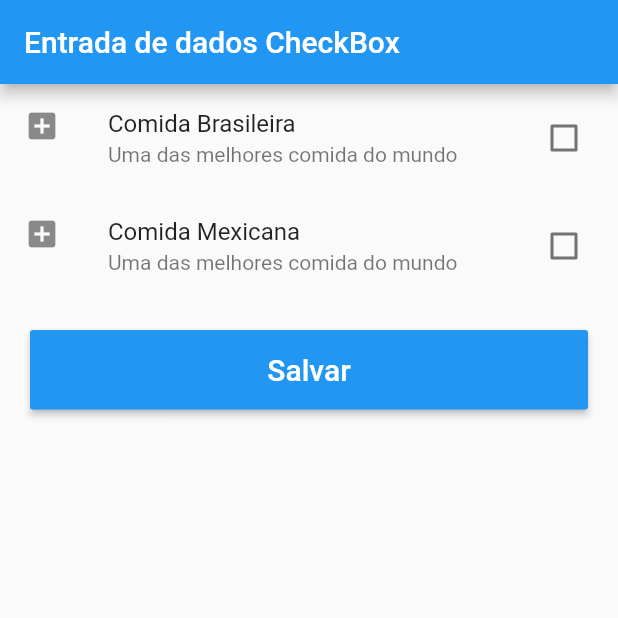
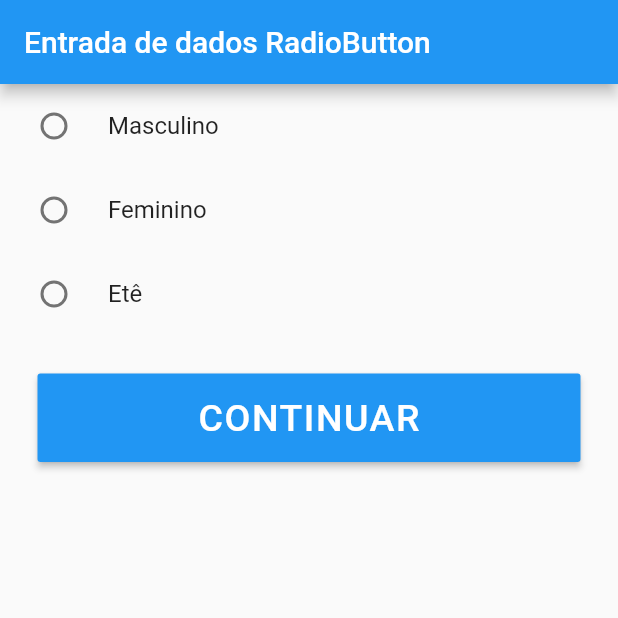
Before and after one commit to andermelo/udemy-desenvolvimento-android-ios-flutter, a Flutter app: the screen it shows after launch, on a phone screen of 412 x 824 dp, the top half of it. Run offline on Flutter 3.47's test engine with Material 2 defaults, Android fonts, the phone set to English and light mode, and no system bars.

Commit message:
Entrada de dados RadioButton

```diff
--- a/entrada_dados/lib/EntradaCheckbox.dart
+++ b/entrada_dados/lib/EntradaCheckbox.dart
@@ -39,7 +39,7 @@ class _EntradaCheckboxState extends State<EntradaCheckbox> {
               subtitle: Text("Uma das melhores comida do mundo"),
               activeColor: Colors.amber,
               // selected: true,
-              secondary: Icon(Icons.add_box),
+              secondary: Icon(Icons.add_box), // adicionar icone
               value: _comidaMexicana,
               onChanged: (bool valor){
                 setState(() {
@@ -54,7 +54,7 @@ class _EntradaCheckboxState extends State<EntradaCheckbox> {
                 color: Colors.blue,
                 padding: EdgeInsets.only(top: 15, bottom: 15),
                 child: Text(
-                "Salvar",
+                  "Salvar".toUpperCase(),
                   style: TextStyle(
                     fontSize: 20,
                     color: Colors.white,
--- /dev/null
+++ b/entrada_dados/lib/EntradaRadioButton.dart
@@ -0,0 +1,116 @@
+import 'package:flutter/material.dart';
+
+class EntradaRadioButton extends StatefulWidget {
+  @override
+  _EntradaRadioButtonState createState() => _EntradaRadioButtonState();
+}
+
+class _EntradaRadioButtonState extends State<EntradaRadioButton> {
+
+  String _escolhaUsuario = "";
+
+  @override
+  Widget build(BuildContext context) {
+    return Scaffold(
+      appBar: AppBar(
+        title: Text("Entrada de dados RadioButton"),
+      ),
+      body: Container(
+        child: Column(
+        // child: Row(
+          crossAxisAlignment: CrossAxisAlignment.stretch,
+          children: <Widget>[
+
+            // Opção 1 de RadioButton c/ botao
+            RadioListTile(
+              title: Text("Masculino"),
+              value: "m",
+              groupValue: _escolhaUsuario,
+              onChanged: (String escolha){
+                setState(() {
+                  _escolhaUsuario = escolha;
+                  // print("Resultado: $escolha");
+                });
+              },
+            ),
+            RadioListTile(
+              title: Text("Feminino"),
+              value: "f",
+              groupValue: _escolhaUsuario,
+              onChanged: (String escolha){
+                setState(() {
+                  _escolhaUsuario = escolha;
+                  // print("Resultado: $escolha");
+                });
+              },
+            ),
+            RadioListTile(
+              title: Text("Etê"),
+              value: "e",
+              groupValue: _escolhaUsuario,
+              onChanged: (String escolha){
+                setState(() {
+                  _escolhaUsuario = escolha;
+                  // print("Resultado: $escolha");
+                });
+              },
+            ),
+
+            Padding(
+              padding: EdgeInsets.all(25),
+              child: RaisedButton(
+                color: Colors.blue,
+                padding: EdgeInsets.all(15),
+                child: Text(
+                  "Continuar".toUpperCase(),
+                  style: TextStyle(
+                    color: Colors.white,
+                    fontSize: 25,
+                    letterSpacing: 1
+                  ),
+                ),
+                onPressed: (){
+                  print("Resultado: $_escolhaUsuario");
+                },
+              ),
+            ),
+
+            // Opção 2 de RadioButton s/ botao
+
+            // Padding(
+            //   padding: EdgeInsets.only(left: 25),
+            //   child: Text("Masculino".toUpperCase()),
+            // ),
+            // Radio(
+            //   value: "m", // numero ou string
+            //   groupValue: _escolhaUsuario,
+            //   onChanged: (String escolha){
+            //     setState(() {
+            //       _escolhaUsuario = escolha;
+            //     });
+            //     print("Resultado: $escolha");
+            //   },
+            // ),
+            // Padding(
+            //   padding: EdgeInsets.only(left: 25),
+            //   child: Text("Feminino".toUpperCase()),
+            // ),
+            // Radio(
+            //   value: "f",
+            //   groupValue: _escolhaUsuario,
+            //   onChanged: (String escolha){
+            //     setState(() {
+            //     _escolhaUsuario = escolha;
+            //     });
+            //     print("Resultado: $escolha");
+            //   },
+            // ),
+
+
+
+          ],
+        ),
+      ),
+    );
+  }
+}
--- a/entrada_dados/lib/main.dart
+++ b/entrada_dados/lib/main.dart
@@ -1,4 +1,5 @@
-import 'package:entrada_dados/EntradaCheckbox.dart';
+// import 'package:entrada_dados/EntradaCheckbox.dart';
+import 'package:entrada_dados/EntradaRadioButton.dart';
 import 'package:flutter/material.dart';
 // import 'package:entrada_dados/CampoTexto.dart';
 
@@ -7,7 +8,8 @@ void main(){
     MaterialApp(
       debugShowCheckedModeBanner: false,
       //home: CampoTexto(),
-      home: EntradaCheckbox(),
+      // home: EntradaCheckbox(),
+      home: EntradaRadioButton(),
     )
   );
 }
```
Lines whose indentation alone changed are shown as unchanged.
